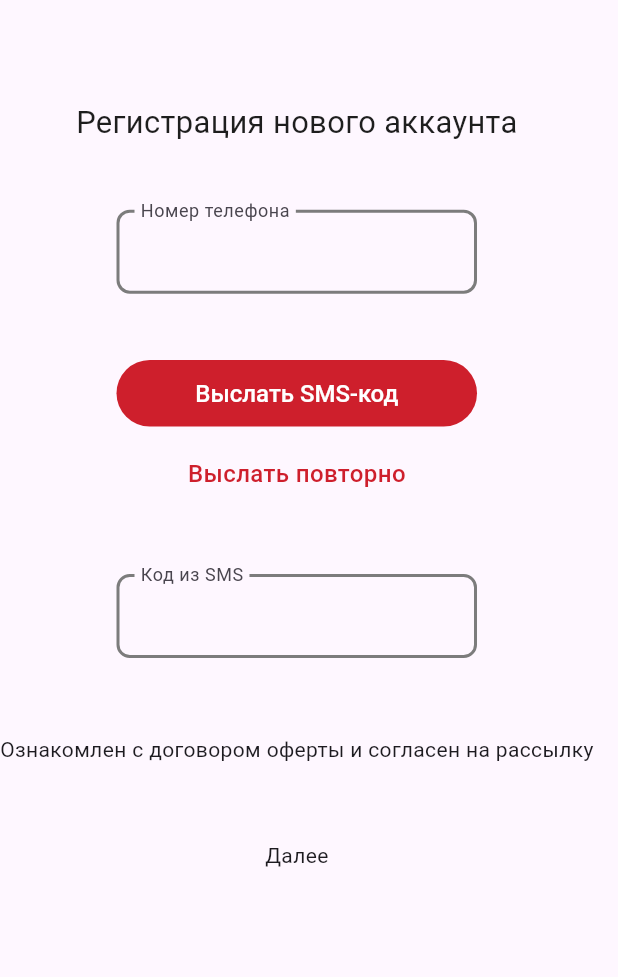
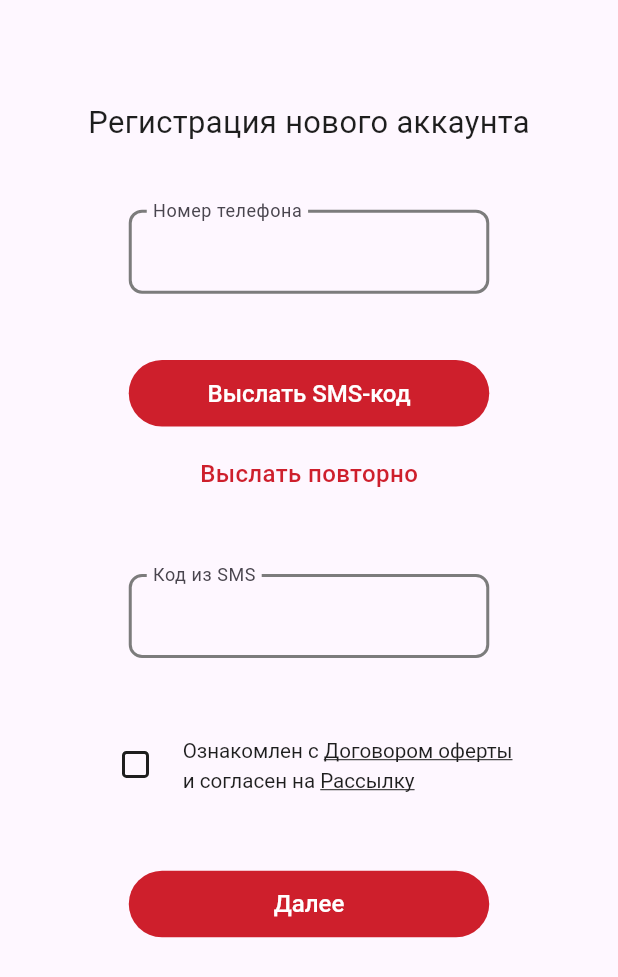
Before and after one commit to edelew/flutter-auth-app, a Flutter app: the screen it shows after launch, on a phone screen of 412 x 824 dp. Shown: the top 977 px of the screen. Run offline on Flutter 3.47's test engine with Material 2 defaults, Android fonts, the phone set to English and light mode, and no system bars; our stand-ins replace flutter_screenutil, flutter_svg.

Commit message:
feature: add check field

```diff
--- /dev/null
+++ b/lib/core/utils/icons.dart
@@ -0,0 +1,4 @@
+abstract class AppIcons {
+  static const checkboxEnabled = 'assets/icons/checkbox_enabled.svg';
+  static const checkboxPressed = 'assets/icons/checkbox_pressed.svg';
+}
--- a/lib/presentation/auth/auth_screen.dart
+++ b/lib/presentation/auth/auth_screen.dart
@@ -1,7 +1,8 @@
 import 'package:flutter/material.dart';
 import 'package:flutter_auth_app/core/utils/colors.dart';
-import 'package:flutter_auth_app/presentation/auth/shared_widgets/custom_button.dart';
-import 'package:flutter_auth_app/presentation/auth/shared_widgets/custom_text_field.dart';
+import 'package:flutter_auth_app/presentation/auth/widgets/check_field.dart';
+import 'package:flutter_auth_app/presentation/shared_widgets/custom_button.dart';
+import 'package:flutter_auth_app/presentation/shared_widgets/custom_text_field.dart';
 import 'package:flutter_screenutil/flutter_screenutil.dart';
 
 class AuthScreen extends StatelessWidget {
@@ -43,9 +44,13 @@ class AuthScreen extends StatelessWidget {
               labelText: 'Код из SMS',
             ),
             SizedBox(height: 46.h),
-            const Text('Ознакомлен с договором оферты и согласен на рассылку'),
+            const CheckFieldWidget(),
             SizedBox(height: 46.h),
-            const Text('Далее'),
+            CustomButtonWidget(
+              title: 'Далее',
+              isElevated: true,
+              onPressed: () {},
+            ),
           ],
         ),
       ),
--- /dev/null
+++ b/lib/presentation/auth/widgets/check_field.dart
@@ -0,0 +1,97 @@
+import 'package:flutter/material.dart';
+import 'package:flutter_auth_app/core/utils/colors.dart';
+import 'package:flutter_auth_app/core/utils/icons.dart';
+import 'package:flutter_screenutil/flutter_screenutil.dart';
+import 'package:flutter_svg/flutter_svg.dart';
+
+class CheckFieldWidget extends StatefulWidget {
+  const CheckFieldWidget({super.key});
+
+  @override
+  State<CheckFieldWidget> createState() => RregisterCheckboxFieldStateWidget();
+}
+
+class RregisterCheckboxFieldStateWidget extends State<CheckFieldWidget> {
+  var isPressed = false;
+
+  @override
+  Widget build(BuildContext context) {
+    return Row(
+      mainAxisAlignment: MainAxisAlignment.center,
+      children: [
+        GestureDetector(
+          onTap: checkboxTap,
+          child: SvgPicture.asset(
+            isPressed ? AppIcons.checkboxPressed : AppIcons.checkboxEnabled,
+          ),
+        ),
+        SizedBox(
+          width: 10.w,
+        ),
+        RichText(
+          text: TextSpan(
+            style: TextStyle(
+              color: AppColors.black,
+              fontSize: 12.sp,
+              fontWeight: FontWeight.w400,
+              height: 18.h / 12.sp,
+            ),
+            children: const [
+              TextSpan(
+                text: 'Ознакомлен с ',
+              ),
+              TextSpan(
+                text: 'Договором оферты',
+                style: TextStyle(
+                  decoration: TextDecoration.underline,
+                ),
+              ),
+              TextSpan(
+                text: '\nи согласен на ',
+              ),
+              TextSpan(
+                text: 'Рассылку',
+                style: TextStyle(
+                  decoration: TextDecoration.underline,
+                ),
+              ),
+            ],
+          ),
+        ),
+        // Column(
+        //   children: [
+        //     RichText(
+        //       text: const TextSpan(
+        //         style: TextStyle(
+        //           color: AppColors.black,
+        //         ),
+        //         children: [
+        //           TextSpan(),
+        //           TextSpan(),
+
+        //         ],
+        //       ),
+        //     ),
+        //     RichText(
+        //       text: const TextSpan(
+        //         style: TextStyle(
+        //           color: AppColors.black,
+        //         ),
+        //         children: [
+        //           TextSpan(),
+        //           TextSpan(),
+        //         ],
+        //       ),
+        //     )
+        //   ],
+        // )
+      ],
+    );
+  }
+
+  void checkboxTap() {
+    setState(() {
+      isPressed = !isPressed;
+    });
+  }
+}
--- a/pubspec.yaml
+++ b/pubspec.yaml
@@ -11,6 +11,7 @@ dependencies:
     sdk: flutter
   cupertino_icons: ^1.0.2
   flutter_screenutil: ^5.9.0
+  flutter_svg: ^2.0.7
 
 
 dev_dependencies:
@@ -24,9 +25,8 @@ flutter:
 
 
 
-  # assets:
-  #   - images/a_dot_burr.jpeg
-  #   - images/a_dot_ham.jpeg
+  assets:
+    - assets/icons/
 
   # fonts:
   #   - family: Schyler
```
Also changed, not shown: assets/icons/checkbox_enabled.svg (added), assets/icons/checkbox_pressed.svg (added), lib/presentation/shared_widgets/custom_button.dart (renamed from lib/presentation/auth/shared_widgets/custom_button.dart), lib/presentation/shared_widgets/custom_text_field.dart (renamed from lib/presentation/auth/shared_widgets/custom_text_field.dart), pubspec.lock.
